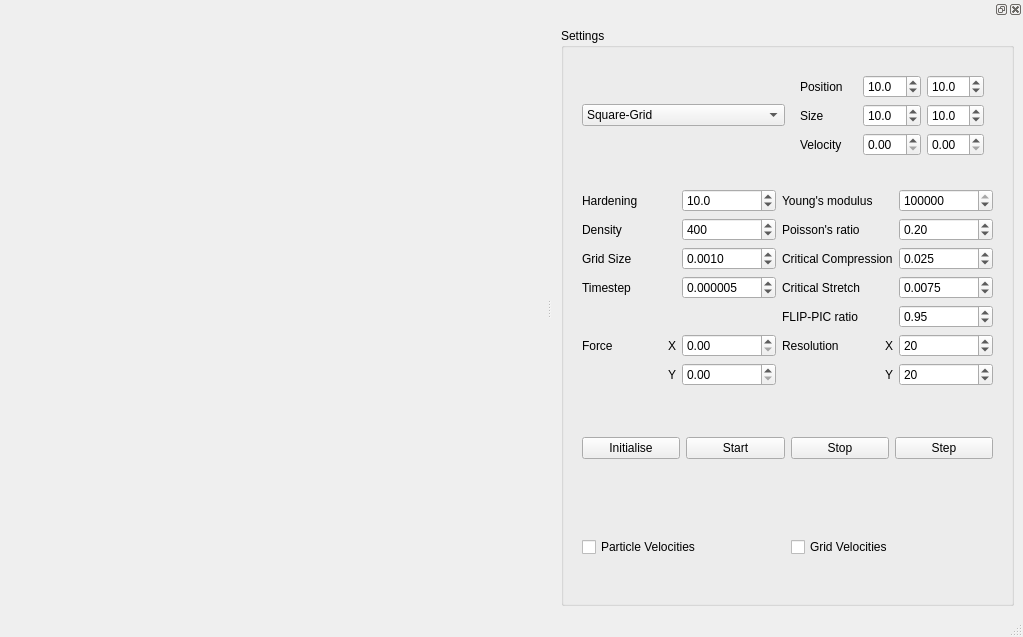
First picture: the form in ui/MainWindow.ui, repository rinafumoto/MPM, before the edit.
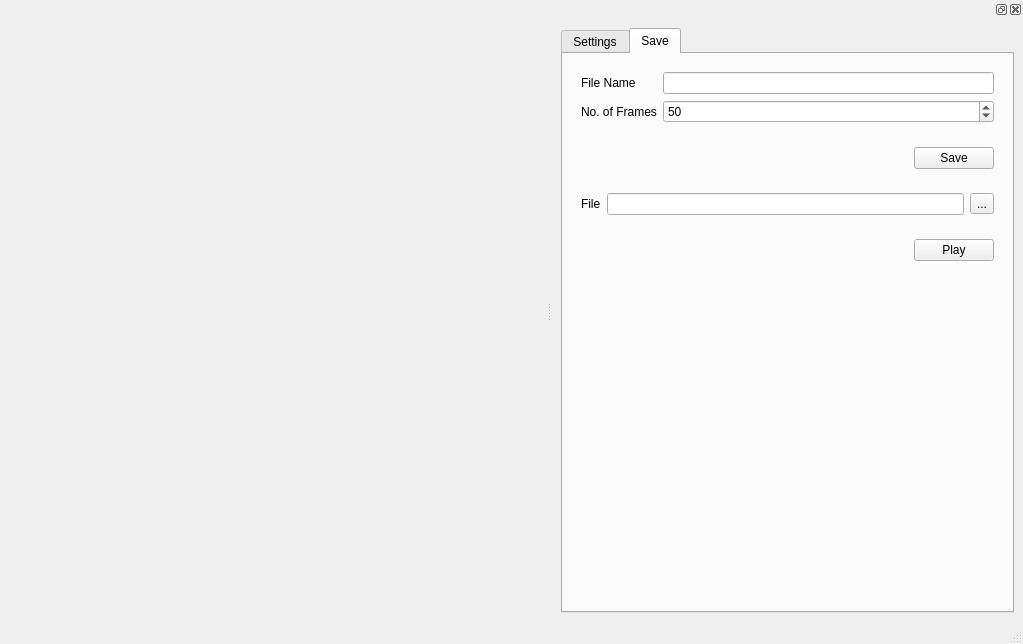
Second picture: the form after the edit. The open tabs and pages were chosen to show the change.

Commit message: Added save and play (look up function not working

```diff
--- a/ui/MainWindow.ui
+++ b/ui/MainWindow.ui
@@ -7,7 +7,7 @@
     <x>0</x>
     <y>0</y>
     <width>1023</width>
-    <height>637</height>
+    <height>644</height>
    </rect>
   </property>
   <property name="windowTitle">
@@ -45,7 +45,7 @@
    <property name="minimumSize">
     <size>
      <width>471</width>
-     <height>587</height>
+     <height>594</height>
     </size>
    </property>
    <attribute name="dockWidgetArea">
@@ -54,11 +54,15 @@
    <widget class="QWidget" name="dockWidgetContents">
     <layout class="QVBoxLayout" name="verticalLayout">
      <item>
-      <widget class="QGroupBox" name="groupBox">
-       <property name="title">
+      <widget class="QTabWidget" name="tabWidget">
+       <property name="currentIndex">
+        <number>0</number>
+       </property>
+       <widget class="QWidget" name="tab">
+        <attribute name="title">
         <string>Settings</string>
-       </property>
-       <layout class="QVBoxLayout" name="verticalLayout_2">
+        </attribute>
+        <layout class="QVBoxLayout" name="verticalLayout_4">
         <item>
          <widget class="QWidget" name="widget_4" native="true">
           <layout class="QGridLayout" name="gridLayout_3">
@@ -101,6 +105,9 @@
                 <property name="decimals">
                  <number>1</number>
                 </property>
+                 <property name="maximum">
+                  <double>10000.000000000000000</double>
+                 </property>
                 <property name="value">
                  <double>10.000000000000000</double>
                 </property>
@@ -111,6 +118,9 @@
                 <property name="decimals">
                  <number>1</number>
                 </property>
+                 <property name="maximum">
+                  <double>10000.000000000000000</double>
+                 </property>
                 <property name="value">
                  <double>10.000000000000000</double>
                 </property>
@@ -121,6 +131,9 @@
                 <property name="decimals">
                  <number>1</number>
                 </property>
+                 <property name="maximum">
+                  <double>10000.000000000000000</double>
+                 </property>
                 <property name="value">
                  <double>10.000000000000000</double>
                 </property>
@@ -138,6 +151,9 @@
                 <property name="decimals">
                  <number>1</number>
                 </property>
+                 <property name="maximum">
+                  <double>10000.000000000000000</double>
+                 </property>
                 <property name="value">
                  <double>10.000000000000000</double>
                 </property>
@@ -424,7 +440,7 @@
               <number>1</number>
              </property>
              <property name="maximum">
-              <number>100</number>
+               <number>10000</number>
              </property>
              <property name="value">
               <number>20</number>
@@ -437,7 +453,7 @@
               <number>1</number>
              </property>
              <property name="maximum">
-              <number>100</number>
+               <number>10000</number>
              </property>
              <property name="value">
               <number>20</number>
@@ -449,29 +465,29 @@
         </item>
         <item>
          <widget class="QWidget" name="widget_2" native="true">
-          <layout class="QGridLayout" name="gridLayout">
-           <item row="0" column="2">
+           <layout class="QHBoxLayout" name="horizontalLayout_6">
+            <item>
+             <widget class="QPushButton" name="m_initialise">
+              <property name="text">
+               <string>Initialise</string>
+              </property>
+             </widget>
+            </item>
+            <item>
             <widget class="QPushButton" name="m_start">
              <property name="text">
               <string>Start</string>
              </property>
             </widget>
            </item>
-           <item row="0" column="3">
+            <item>
             <widget class="QPushButton" name="m_stop">
              <property name="text">
               <string>Stop</string>
              </property>
             </widget>
            </item>
-           <item row="0" column="0">
-            <widget class="QPushButton" name="m_initialise">
-             <property name="text">
-              <string>Initialise</string>
-             </property>
-            </widget>
-           </item>
-           <item row="0" column="4">
+            <item>
             <widget class="QPushButton" name="m_step">
              <property name="text">
               <string>Step</string>
@@ -503,11 +519,170 @@
         </item>
        </layout>
       </widget>
-     </item>
-    </layout>
-   </widget>
-  </widget>
- </widget>
+       <widget class="QWidget" name="tab_2">
+        <attribute name="title">
+         <string>Save</string>
+        </attribute>
+        <layout class="QVBoxLayout" name="verticalLayout_3">
+         <item>
+          <widget class="QWidget" name="widget_6" native="true">
+           <layout class="QFormLayout" name="formLayout">
+            <item row="0" column="0">
+             <widget class="QLabel" name="label_20">
+              <property name="text">
+               <string>File Name</string>
+              </property>
+             </widget>
+            </item>
+            <item row="0" column="1">
+             <widget class="QLineEdit" name="m_filename"/>
+            </item>
+            <item row="1" column="0">
+             <widget class="QLabel" name="label_21">
+              <property name="text">
+               <string>No. of Frames</string>
+              </property>
+             </widget>
+            </item>
+            <item row="1" column="1">
+             <widget class="QSpinBox" name="m_frame">
+              <property name="maximum">
+               <number>500</number>
+              </property>
+              <property name="value">
+               <number>50</number>
+              </property>
+             </widget>
+            </item>
+           </layout>
+          </widget>
+         </item>
+         <item>
+          <widget class="QWidget" name="widget_8" native="true">
+           <layout class="QGridLayout" name="gridLayout">
+            <item row="0" column="1">
+             <widget class="QPushButton" name="m_save">
+              <property name="text">
+               <string>Save</string>
+              </property>
+             </widget>
+            </item>
+            <item row="0" column="0">
+             <spacer name="horizontalSpacer_2">
+              <property name="orientation">
+               <enum>Qt::Horizontal</enum>
+              </property>
+              <property name="sizeHint" stdset="0">
+               <size>
+                <width>40</width>
+                <height>20</height>
+               </size>
+              </property>
+             </spacer>
+            </item>
+           </layout>
+          </widget>
+         </item>
+         <item>
+          <widget class="QWidget" name="widget_7" native="true">
+           <layout class="QGridLayout" name="gridLayout_5">
+            <item row="1" column="1">
+             <widget class="QLineEdit" name="m_textfile"/>
+            </item>
+            <item row="1" column="2">
+             <widget class="QToolButton" name="m_lookup">
+              <property name="text">
+               <string>...</string>
+              </property>
+             </widget>
+            </item>
+            <item row="1" column="0">
+             <widget class="QLabel" name="label_19">
+              <property name="text">
+               <string>File</string>
+              </property>
+             </widget>
+            </item>
+           </layout>
+          </widget>
+         </item>
+         <item>
+          <widget class="QWidget" name="widget_9" native="true">
+           <layout class="QGridLayout" name="gridLayout_6">
+            <item row="0" column="1">
+             <widget class="QPushButton" name="m_play">
+              <property name="text">
+               <string>Play</string>
+              </property>
+             </widget>
+            </item>
+            <item row="0" column="0">
+             <spacer name="horizontalSpacer_3">
+              <property name="orientation">
+               <enum>Qt::Horizontal</enum>
+              </property>
+              <property name="sizeHint" stdset="0">
+               <size>
+                <width>40</width>
+                <height>20</height>
+               </size>
+              </property>
+             </spacer>
+            </item>
+           </layout>
+          </widget>
+         </item>
+         <item>
+          <spacer name="verticalSpacer">
+           <property name="orientation">
+            <enum>Qt::Vertical</enum>
+           </property>
+           <property name="sizeHint" stdset="0">
+            <size>
+             <width>20</width>
+             <height>375</height>
+            </size>
+           </property>
+          </spacer>
+         </item>
+        </layout>
+       </widget>
+      </widget>
+     </item>
+    </layout>
+   </widget>
+  </widget>
+ </widget>
+ <tabstops>
+  <tabstop>m_shape</tabstop>
+  <tabstop>m_posX</tabstop>
+  <tabstop>m_posY</tabstop>
+  <tabstop>m_sizeX</tabstop>
+  <tabstop>m_sizeY</tabstop>
+  <tabstop>m_velX</tabstop>
+  <tabstop>m_velY</tabstop>
+  <tabstop>m_hardening</tabstop>
+  <tabstop>m_density</tabstop>
+  <tabstop>m_gridsize</tabstop>
+  <tabstop>m_timestep</tabstop>
+  <tabstop>m_youngs</tabstop>
+  <tabstop>m_poisson</tabstop>
+  <tabstop>m_compression</tabstop>
+  <tabstop>m_stretch</tabstop>
+  <tabstop>m_blending</tabstop>
+  <tabstop>m_forceX</tabstop>
+  <tabstop>m_forceY</tabstop>
+  <tabstop>m_resX</tabstop>
+  <tabstop>m_resY</tabstop>
+  <tabstop>m_initialise</tabstop>
+  <tabstop>m_start</tabstop>
+  <tabstop>m_stop</tabstop>
+  <tabstop>m_step</tabstop>
+  <tabstop>m_particleVel</tabstop>
+  <tabstop>m_gridVel</tabstop>
+  <tabstop>m_filename</tabstop>
+  <tabstop>m_frame</tabstop>
+ </tabstops>
  <resources/>
  <connections/>
 </ui>
```
Lines whose indentation alone changed are shown as unchanged. The commit also changes 7 other files.
